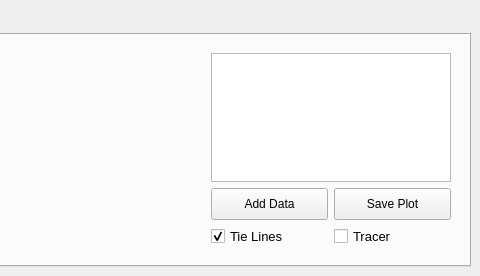
saburo/LineProfile, file ui/dockWidget.ui: the form before one commit; both pictures show x 570 to 1050 and y 0 to 276 of the 1050 by 276 pixel window.
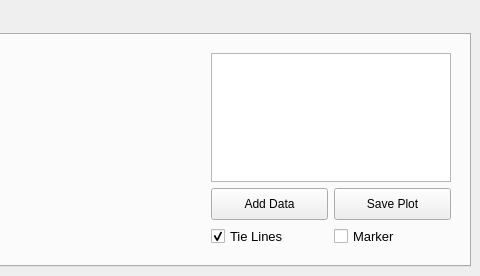
The form after the commit.

Diff of the .ui file:
```diff
--- a/ui/dockWidget.ui
+++ b/ui/dockWidget.ui
@@ -289,7 +289,7 @@
                 <enum>Qt::NoFocus</enum>
                </property>
                <property name="text">
-                <string>Tracer</string>
+                <string>Marker</string>
                </property>
                <property name="checked">
                 <bool>false</bool>
```
